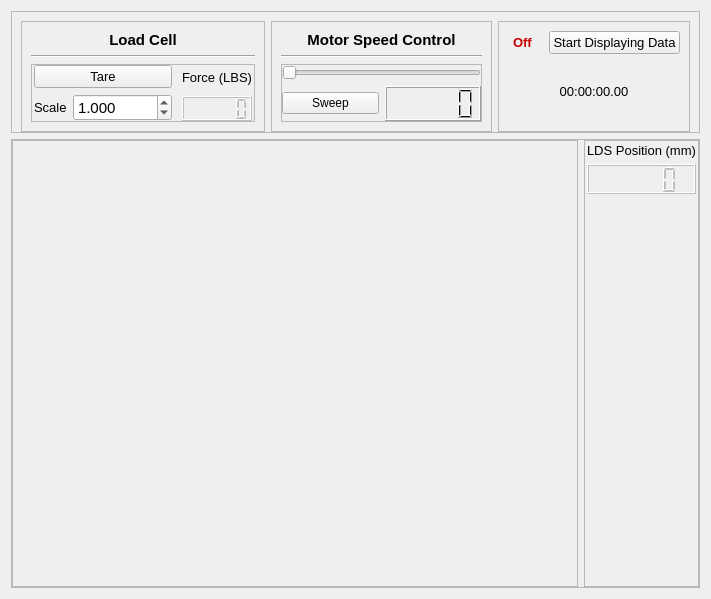
Above: Scenes/ShockDyno/shock_dyno.ui from Georgia-Tech-Off-Road/GTORDaata before the change. Below: the same form after it.
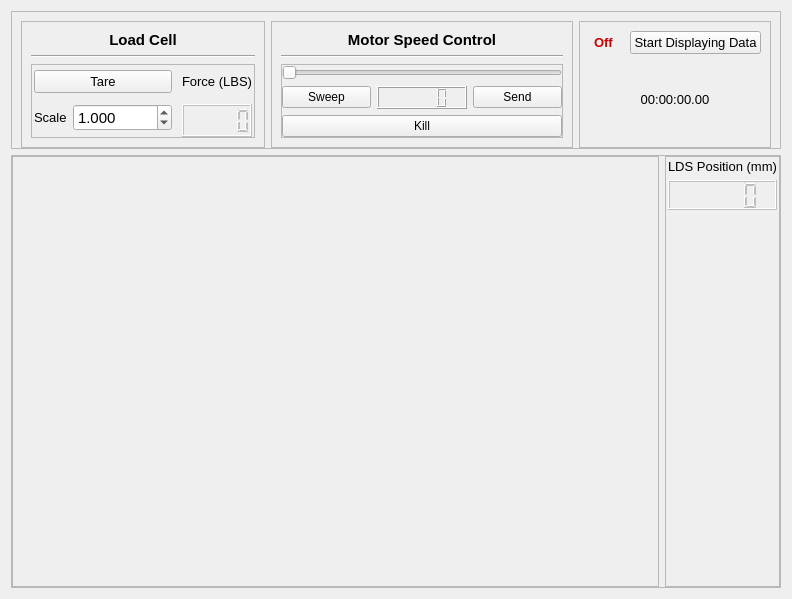
That is the form after the change.

Commit message: Added kill motor and send speed buttons

```diff
--- a/Scenes/ShockDyno/shock_dyno.ui
+++ b/Scenes/ShockDyno/shock_dyno.ui
@@ -6,7 +6,7 @@
    <rect>
     <x>0</x>
     <y>0</y>
-    <width>711</width>
+    <width>792</width>
     <height>599</height>
    </rect>
   </property>
@@ -308,8 +308,22 @@
               <item>
                <widget class="QLCDNumber" name="lcdNumber"/>
               </item>
+              <item>
+               <widget class="QPushButton" name="send_speed">
+                <property name="text">
+                 <string>Send</string>
+                </property>
+               </widget>
+              </item>
              </layout>
             </item>
+            <item>
+             <widget class="QPushButton" name="kill_motor">
+              <property name="text">
+               <string>Kill</string>
+              </property>
+             </widget>
+            </item>
            </layout>
           </widget>
          </item>
```
Left out of the diff: 2 changed lines with no effect on the pictures. The commit also changes 1 other file.
